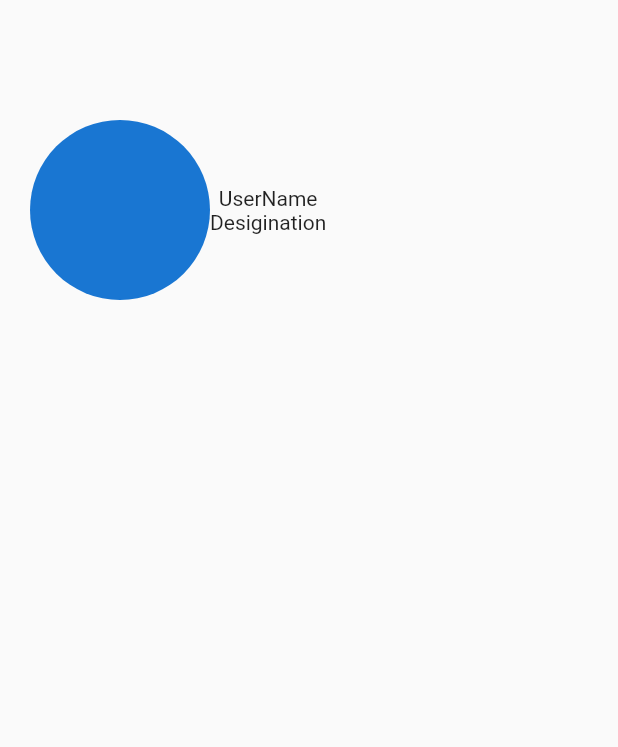
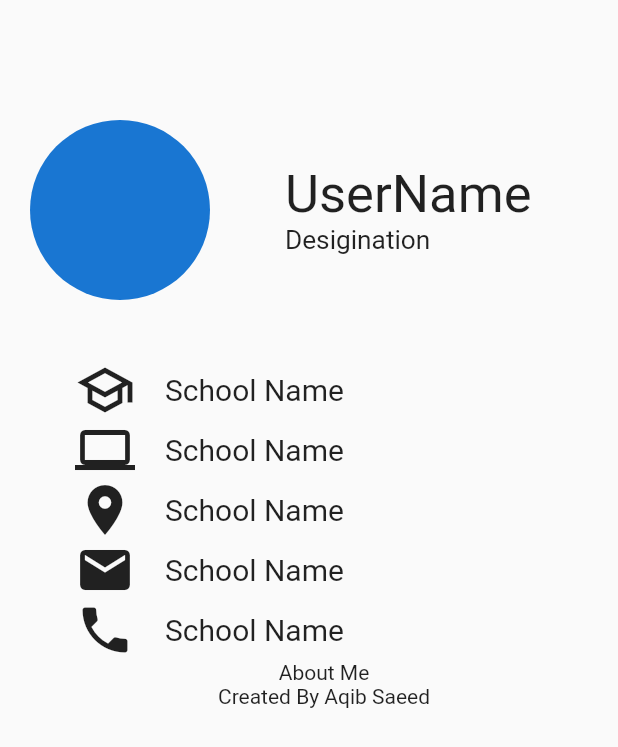
Before and after one commit to SheikhAqibSaeed/MyPortfolioApp, a Flutter app: the screen it shows after launch, on a phone screen of 412 x 824 dp. Shown: the top 747 px of the screen. Run offline on Flutter 3.47's test engine with Material 2 defaults, Android fonts, the phone set to English and light mode, and no system bars.

Commit message:
---My Portfolio App--- Added SizeBox. Added Icons. Added Axiz Aligment. Added StyleSize.

```diff
--- a/lib/main.dart
+++ b/lib/main.dart
@@ -19,14 +19,67 @@ class Home extends StatelessWidget {
             Row(
               children: <Widget> [
                 CircleAvatar(radius: 60,),
+                SizedBox(width: 50,),
                 Column(
+                  crossAxisAlignment: CrossAxisAlignment.start,
                   children: <Widget> [
-                    Text("UserName"),
-                    Text("Desigination")
+                    Text("UserName" ,style: TextStyle(fontSize: 35),),
+                    Text("Desigination",style: TextStyle(fontSize: 17.5),)
                   ],
                 )
               ],
-            )
+            ),
+            SizedBox(height: 40,),
+            Padding(
+              padding: const EdgeInsets.only(left: 30),
+              child: Column(
+                children: <Widget> [
+                  Row(
+                    children: <Widget> [
+                    Icon(Icons.school_outlined, size: 40,),
+                      SizedBox(width: 20,),
+                      Text("School Name",style: TextStyle(fontSize: 20),
+                      )
+                    ],
+                  ),
+                  Row(
+                    children: <Widget> [
+                      Icon(Icons.computer, size: 40,),
+                      SizedBox(width: 20,),
+                      Text("School Name",style: TextStyle(fontSize: 20),
+                      )
+                    ],
+                  ),
+                  Row(
+                    children: <Widget> [
+                      Icon(Icons.location_on, size: 40,),
+                      SizedBox(width: 20,),
+                      Text("School Name",style: TextStyle(fontSize: 20),
+                      )
+                    ],
+                  ),
+                  Row(
+                    children: <Widget> [
+                      Icon(Icons.email, size: 40,),
+                      SizedBox(width: 20,),
+                      Text("School Name",style: TextStyle(fontSize: 20),
+                      )
+                    ],
+                  ),
+                  Row(
+                    children: <Widget> [
+                      Icon(Icons.phone, size: 40,),
+                      SizedBox(width: 20,),
+                      Text("School Name",style: TextStyle(fontSize: 20),
+                      )
+                    ],
+                  ),
+                ],
+              ),
+            ),
+            Text("About Me"),
+
+            Text("Created By Aqib Saeed")
           ],
         ),
       ),
```
